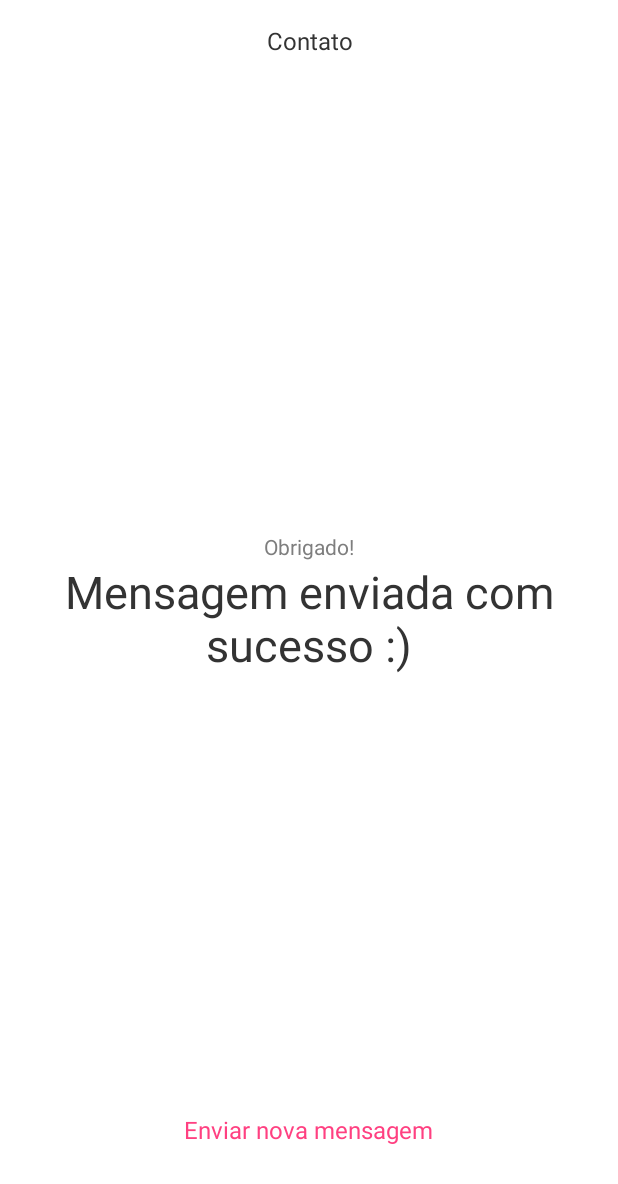
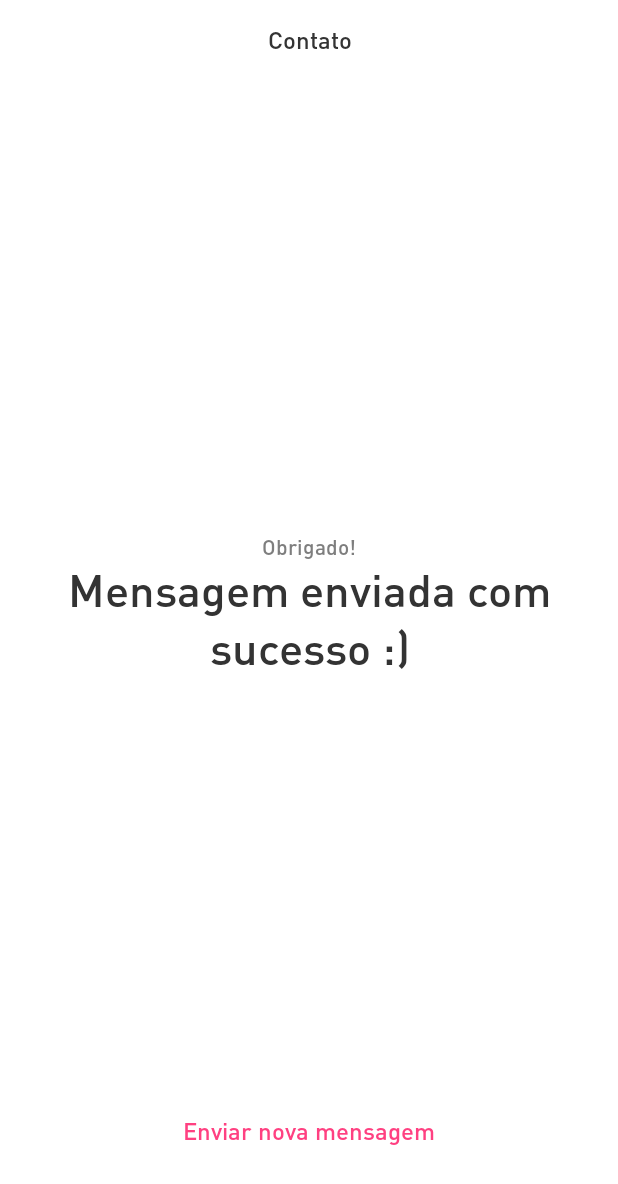
Before and after one commit to tairoroberto/TesteEasynvest, an Android app: the layout fragment_confirmation.xml on its own in the app's theme, with its tools: preview values and no code run, on a phone screen of 412 x 824 dp. Shown: the top 1184 px of the screen. Run offline under Robolectric (Android 15) with nearby library versions, the light colour scheme and no system bars.

Commit message:
Adjusting font for layouts

```diff
--- a/app/src/main/res/layout/fragment_confirmation.xml
+++ b/app/src/main/res/layout/fragment_confirmation.xml
@@ -11,6 +11,7 @@
         android:layout_alignParentTop="true"
         android:layout_marginBottom="@dimen/margin"
         android:layout_marginTop="@dimen/margin"
+        android:fontFamily="@font/DINPro_Medium"
         android:gravity="center"
         android:text="@string/fragment_form_title"
         android:textColor="@color/title"
@@ -21,6 +22,7 @@
         android:layout_height="wrap_content"
         android:layout_above="@+id/message_sent"
         android:layout_centerHorizontal="true"
+        android:fontFamily="@font/DINPro_Medium"
         android:text="@string/thanks"
         android:textColor="@color/fund_title"
         android:textSize="14sp"/>
@@ -30,6 +32,7 @@
         android:layout_width="wrap_content"
         android:layout_height="wrap_content"
         android:layout_centerInParent="true"
+        android:fontFamily="@font/DINPro_Medium"
         android:gravity="center"
         android:text="@string/message_sent"
         android:textColor="@color/title"
@@ -42,6 +45,7 @@
         android:layout_alignParentBottom="true"
         android:layout_centerHorizontal="true"
         android:layout_marginBottom="60dp"
+        android:fontFamily="@font/DINPro_Medium"
         android:text="@string/send_message"
         android:textColor="@color/colorAccent"
         android:textSize="16sp"/>
--- a/app/src/main/res/layout/fragment_form.xml
+++ b/app/src/main/res/layout/fragment_form.xml
@@ -19,6 +19,7 @@
             android:layout_height="wrap_content"
             android:layout_marginBottom="@dimen/margin"
             android:layout_marginTop="@dimen/margin"
+            android:fontFamily="@font/DINPro_Medium"
             android:gravity="center"
             android:text="@string/fragment_form_title"
             android:textColor="@color/title"
--- a/app/src/main/res/layout/info.xml
+++ b/app/src/main/res/layout/info.xml
@@ -10,6 +10,7 @@
 
     <TextView
         android:id="@+id/name"
+        fontPath="fonts/DINPro-Regular.otf"
         android:layout_width="0dp"
         android:layout_height="wrap_content"
         android:layout_weight="6"
@@ -24,6 +25,7 @@
 
     <TextView
         android:id="@+id/data"
+        fontPath="fonts/DINPro-Regular.otf"
         android:layout_width="wrap_content"
         android:layout_height="wrap_content"
         android:gravity="right"
--- a/app/src/main/res/values/styles.xml
+++ b/app/src/main/res/values/styles.xml
@@ -13,10 +13,12 @@
         <item name="colorControlActivated">?attr/colorEditTextActivated</item>
         <item name="colorControlHighlight">?attr/colorEditTextHighlighted</item>
     </style>
+
     <style name="ButtonStyle" parent="Theme.AppCompat.Light.NoActionBar">
         <item name="android:background">@drawable/button_background</item>
         <item name="android:textColor">?attr/colorTextColorButton</item>
     </style>
+
     <style name="TabLayoutStyle" parent="Theme.AppCompat.Light.NoActionBar">
         <item name="android:background">?attr/colorTabLayoutBackground</item>
         <item name="tabSelectedTextColor">?attr/colorTabLayoutHighlighted</item>
```
Also changed, not shown: app/src/main/res/layout/fragment_fund.xml (+18 -0 lines), app/src/main/res/font/DINEngschriftStd.otf (added), app/src/main/res/font/DINMittelschriftStd.otf (added), app/src/main/res/font/DINNeuzeitGroteskStd_BdCond.otf (added), app/src/main/res/font/DINNeuzeitGroteskStd_Light.otf (added), app/src/main/res/font/DINPro_Black.otf (added), app/src/main/res/font/DINPro_Bold.otf (added), app/src/main/res/font/DINPro_Light.otf (added), app/src/main/res/font/DINPro_Medium.otf (added), app/src/main/res/font/DINPro_Regular.otf (added).
